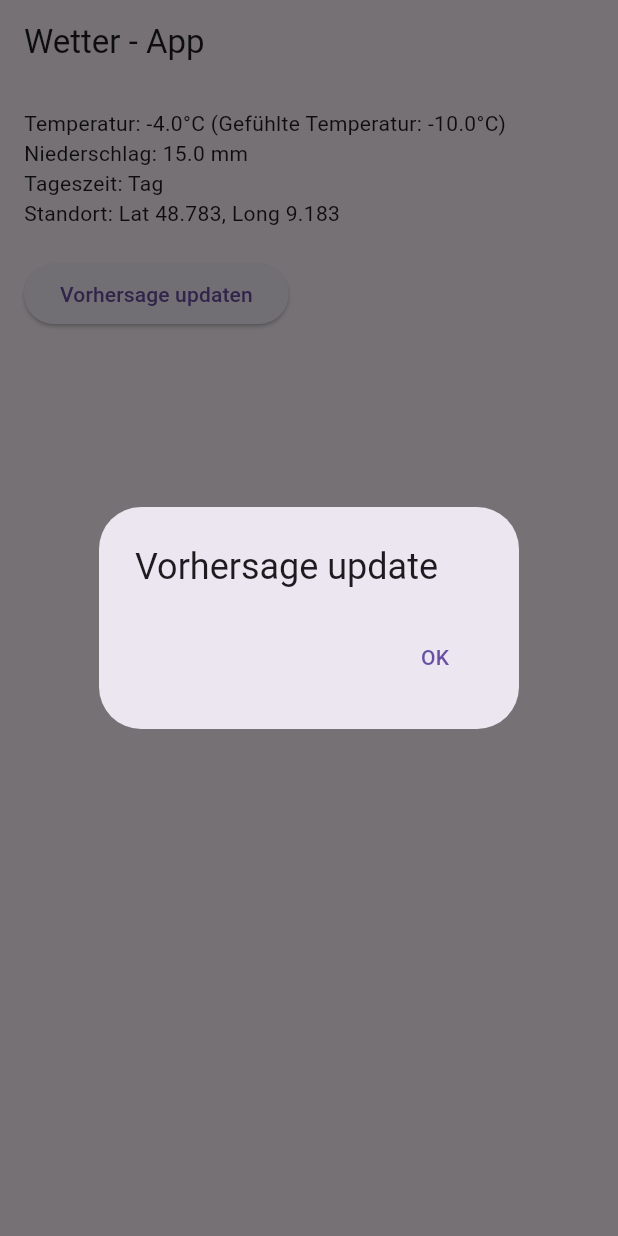
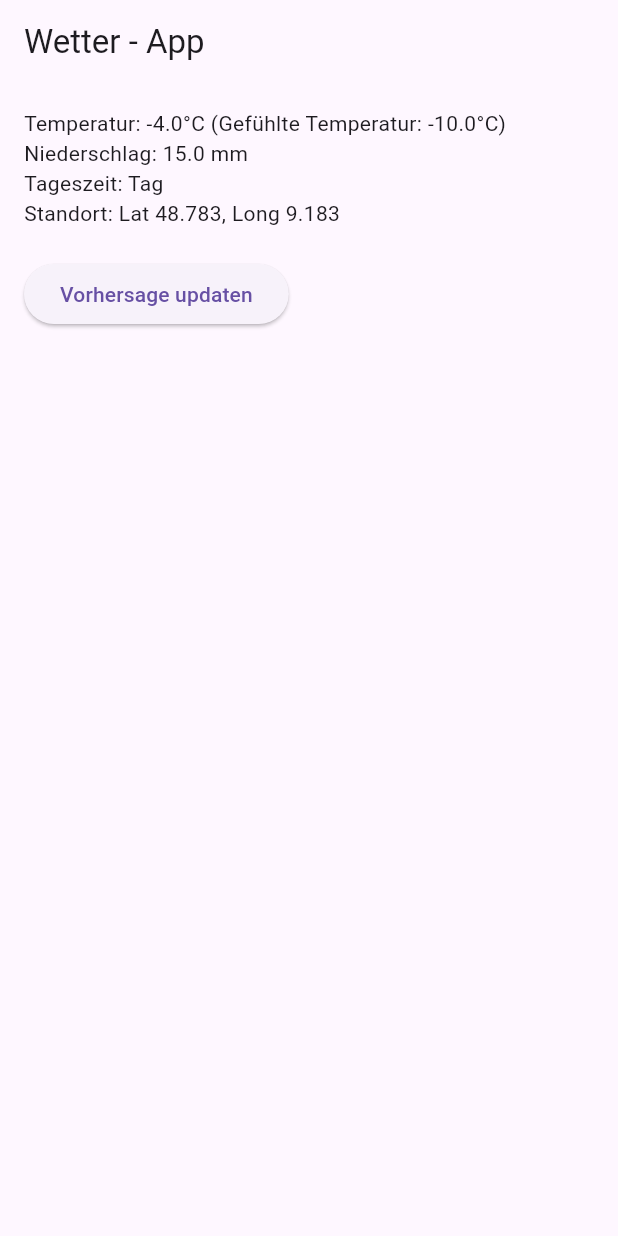
Before and after one commit to roydietrich73/wetter_app_, a Flutter app: the screen it shows after launch, after a tap on "Vorhersage updaten", on a phone screen of 412 x 824 dp. Run offline on Flutter 3.47's test engine with Material 3 defaults, Android fonts, the phone set to English and light mode, and no system bars.

Commit message:
aufgabe2

```diff
--- a/lib/main.dart
+++ b/lib/main.dart
@@ -1,3 +1,7 @@
+// ignore_for_file: use_key_in_widget_constructors
+
+import 'dart:convert';
+
 import 'package:flutter/material.dart';
 
 void main() {
@@ -25,32 +29,39 @@ class WeatherDetails extends StatefulWidget {
 }
 
 class _WeatherDetailsState extends State<WeatherDetails> {
-  String city = 'Stuttgart';
-  double temperature = -4.0;
-  double feelsLike = -10.0;
-  double precipitation = 15.0;
-  String timeOfDay = 'Tag';
-  double latitude = 48.783;
-  double longitude = 9.183;
+  String city = '';
+  double temperature = 0.0;
+  double feelsLike = 0.0;
+  double precipitation = 0.0;
+  String timeOfDay = '';
+  double latitude = 0.0;
+  double longitude = 0.0;
 
   void updateForecast() {
 
-    showDialog(
-      context: context,
-      builder: (BuildContext context) {
-        return AlertDialog(
-          title: const Text('Vorhersage update'),
-          actions: <Widget>[
-            TextButton(
-              onPressed: () {
-                Navigator.of(context).pop();
-              },
-              child: const Text('OK'),
-            ),
-          ],
-        );
-      },
-    );
+    String jsonString = '''
+    {
+      "city": "Stuttgart",
+      "temperature": -4.0,
+      "feelsLike": -10.0,
+      "precipitation": 15.0,
+      "timeOfDay": "Tag",
+      "latitude": 48.783,
+      "longitude": 9.183
+    }
+    ''';
+
+    Map<String, dynamic> weatherData = json.decode(jsonString);
+
+    setState(() {
+      city = weatherData['city'];
+      temperature = weatherData['temperature'];
+      feelsLike = weatherData['feelsLike'];
+      precipitation = weatherData['precipitation'];
+      timeOfDay = weatherData['timeOfDay'];
+      latitude = weatherData['latitude'];
+      longitude = weatherData['longitude'];
+    });
   }
 
   @override
```
